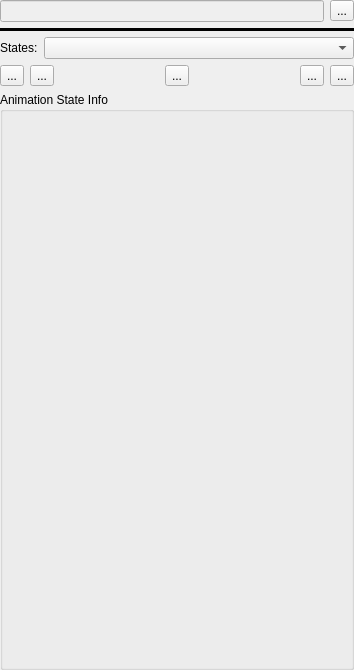
Old version of the form DesignerTool/src/WidgetSprite.ui in the repository GameOverture/HarmonyEngine.
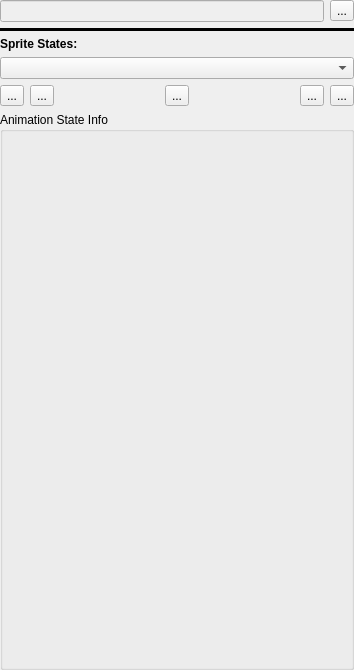
New version of the form. Icons and pictures are not drawn.

Commit message: Audio widget commands for states writen

```diff
--- a/DesignerTool/src/WidgetSprite.ui
+++ b/DesignerTool/src/WidgetSprite.ui
@@ -61,11 +61,15 @@
     </widget>
    </item>
    <item>
-    <layout class="QHBoxLayout" name="horizontalLayout_7">
-     <item>
       <widget class="QLabel" name="label_4">
+     <property name="font">
+      <font>
+       <weight>75</weight>
+       <bold>true</bold>
+      </font>
+     </property>
        <property name="text">
-        <string>States:</string>
+      <string>Sprite States:</string>
        </property>
       </widget>
      </item>
@@ -78,8 +82,6 @@
         </sizepolicy>
        </property>
       </widget>
-     </item>
-    </layout>
    </item>
    <item>
     <layout class="QHBoxLayout" name="horizontalLayout_2">
```
Lines whose indentation alone changed are shown as unchanged. The commit also changes 7 other files.
